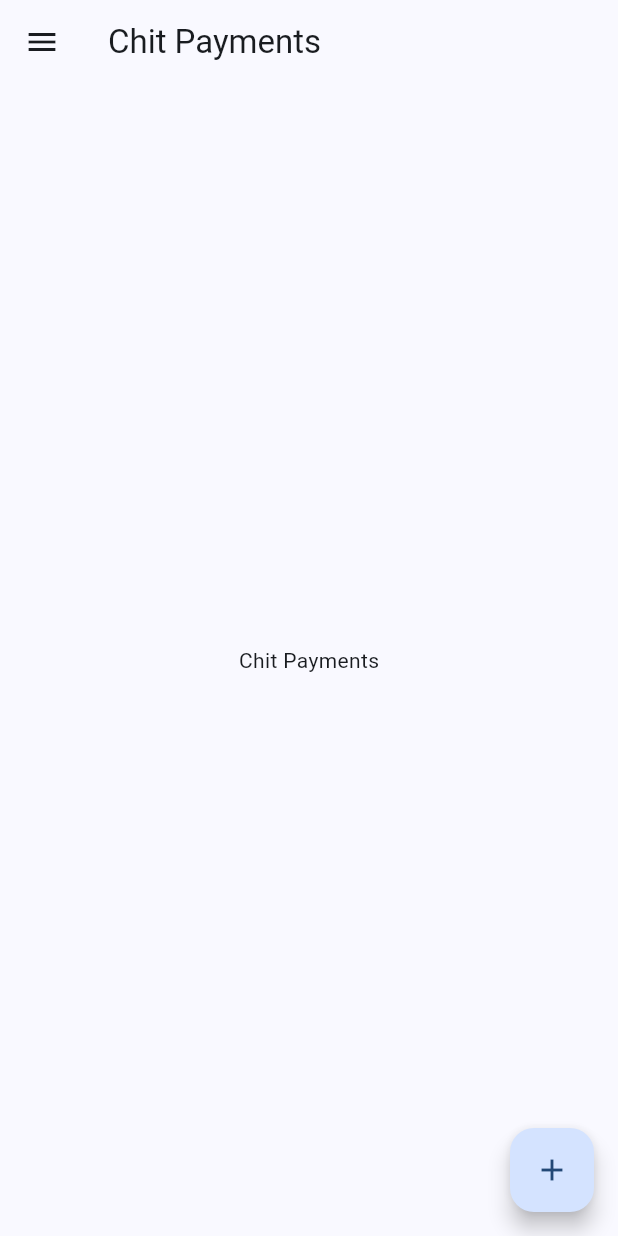
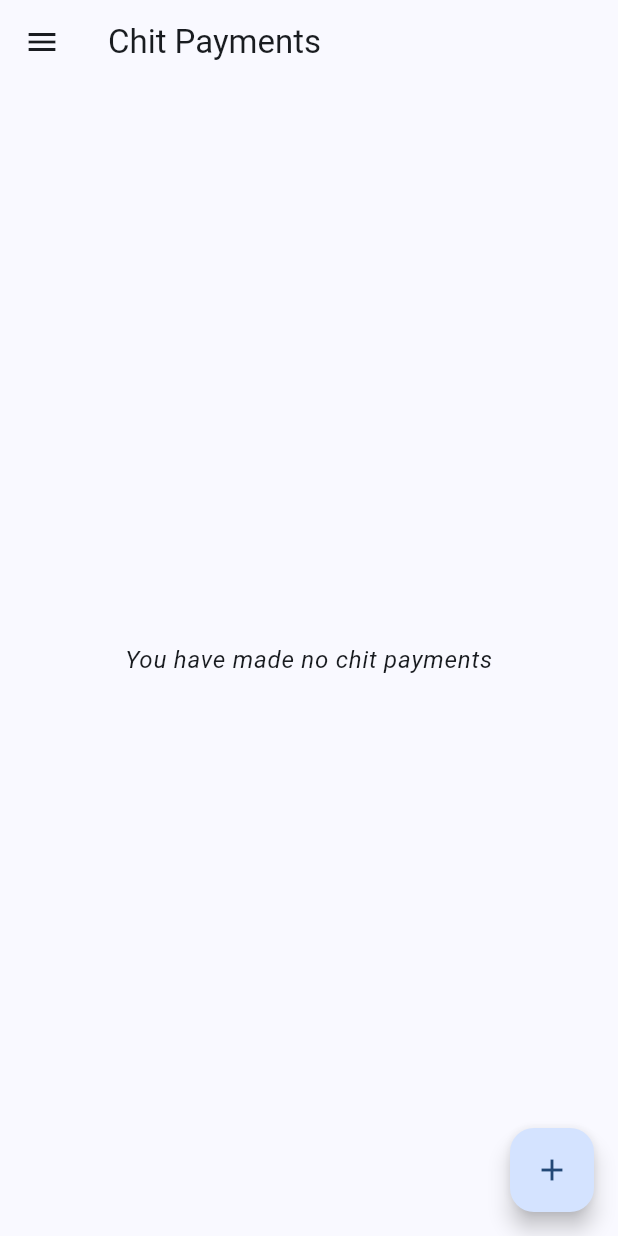
Before and after one commit to AkashM006/clean_chit_app, a Flutter app: the ChitPaymentsPage screen opened by its route, on a phone screen of 412 x 824 dp. Run offline on Flutter 3.47's test engine with Material 3 defaults, Android fonts, the phone set to English and light mode, and no system bars; our stand-ins replace drift, flutter_riverpod, freezed_annotation, get_it, go_router, local_auth and 2 more; missing offline and left inert: app_settings, sqlite3; accounts and stored records are empty; generated files the repository leaves out were written again.

Commit message:
Added payment list, need to start with styling the list items

```diff
--- a/lib/src/domain/repositories/chit_payments_repository.dart
+++ b/lib/src/domain/repositories/chit_payments_repository.dart
@@ -3,6 +3,7 @@ import 'package:chit_app_clean/src/domain/models/chit_payments.model.dart';
 import 'package:chit_app_clean/src/utils/classes/data_state.dart';
 
 abstract class ChitPaymentsRepository {
+  Stream<List<ChitPaymentsModel>> watchChitPayments();
   Future<List<ChitNameAndId>> getChitNamesAndIds();
   Future<DataState<void>> createChitPayments(ChitPaymentsModel chitPayment);
 }
--- a/lib/src/presentation/pages/chit_payments/chit_payments.page.dart
+++ b/lib/src/presentation/pages/chit_payments/chit_payments.page.dart
@@ -1,6 +1,10 @@
 import 'package:chit_app_clean/src/config/router.config.dart';
+import 'package:chit_app_clean/src/data/repositories/chit_payments/chit_payments_repository.impl.dart';
+import 'package:chit_app_clean/src/presentation/widgets/chit_payments/chit_payments_list.dart';
 import 'package:chit_app_clean/src/presentation/widgets/common/appbar.dart';
 import 'package:chit_app_clean/src/presentation/widgets/common/drawer.dart';
+import 'package:chit_app_clean/src/utils/widgets/custom_error.widget.dart';
+import 'package:chit_app_clean/src/utils/widgets/custom_loader.widget.dart';
 import 'package:flutter_riverpod/flutter_riverpod.dart';
 import 'package:flutter/material.dart';
 import 'package:go_router/go_router.dart';
@@ -16,6 +20,8 @@ class ChitPaymentsPage extends ConsumerWidget {
       context.push(PAGES.chitpaymentscreate.path);
     }
 
+    final chitPayments = ref.watch(chitPaymentsProvider);
+
     return Scaffold(
       appBar: const CustomAppBar(title: "Chit Payments"),
       drawer: const AppDrawer(currentPage: PAGES.chitpayments),
@@ -23,8 +29,12 @@ class ChitPaymentsPage extends ConsumerWidget {
         onPressed: onChitPaymentCreate,
         child: const Icon(Icons.add),
       ),
-      body: const Center(
-        child: Text("Chit Payments"),
+      body: chitPayments.when(
+        data: (data) => ChitPaymentsList(chitPayments: data),
+        error: (error, stackTrace) => CustomErrorWidget(error.toString()),
+        loading: () => const CustomLoaderWidget(
+          text: "Loading your chit Payments",
+        ),
       ),
     );
   }
--- /dev/null
+++ b/lib/src/presentation/widgets/chit_payments/chit_payments_list.dart
@@ -0,0 +1,37 @@
+import 'package:chit_app_clean/src/domain/models/chit_payments.model.dart';
+import 'package:chit_app_clean/src/presentation/widgets/chit_payments/chit_payment_item.dart';
+import 'package:flutter/material.dart';
+import 'package:flutter_riverpod/flutter_riverpod.dart';
+
+class ChitPaymentsList extends ConsumerWidget {
+  final List<ChitPaymentsModel> chitPayments;
+
+  const ChitPaymentsList({
+    super.key,
+    required this.chitPayments,
+  });
+
+  @override
+  Widget build(BuildContext context, WidgetRef ref) {
+    if (chitPayments.isEmpty) {
+      return Center(
+        child: Text(
+          "You have made no chit payments",
+          textAlign: TextAlign.center,
+          style: Theme.of(context)
+              .textTheme
+              .bodyLarge!
+              .copyWith(fontStyle: FontStyle.italic),
+        ),
+      );
+    }
+
+    return ListView.separated(
+      itemCount: chitPayments.length,
+      itemBuilder: (context, index) => ChitPaymentsItem(
+        chitPayment: chitPayments[index],
+      ),
+      separatorBuilder: (context, index) => const Divider(),
+    );
+  }
+}
--- a/todo.txt
+++ b/todo.txt
@@ -5,4 +5,4 @@
 4. Chit create page ( DONE )
 
 Upon continuation start at:
-lib\src\presentation\widgets\chit_payments\chit_payments_form.dart
+lib\src\presentation\widgets\chit_payments\chit_payment_item.dart
```
Also changed, not shown: lib/src/data/data_sources/local/dao/chit_payments.dao.dart (+21 -0 lines), lib/src/data/data_sources/local/schema/chit_payments.schema.dart (+12 -0 lines), lib/src/data/repositories/chit_payments/chit_payments_repository.impl.dart (+14 -2 lines), lib/src/presentation/widgets/chit_payments/chit_payment_item.dart (added, +18 -0 lines), lib/src/data/repositories/chit_payments/chit_payments_repository.impl.g.dart.
